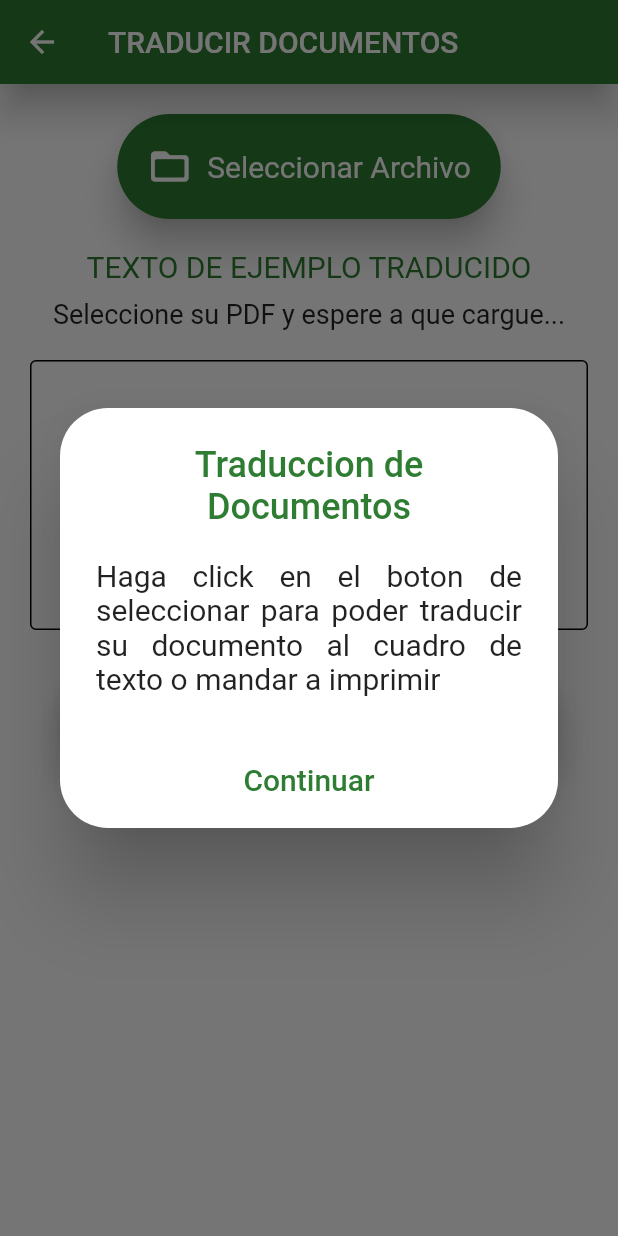
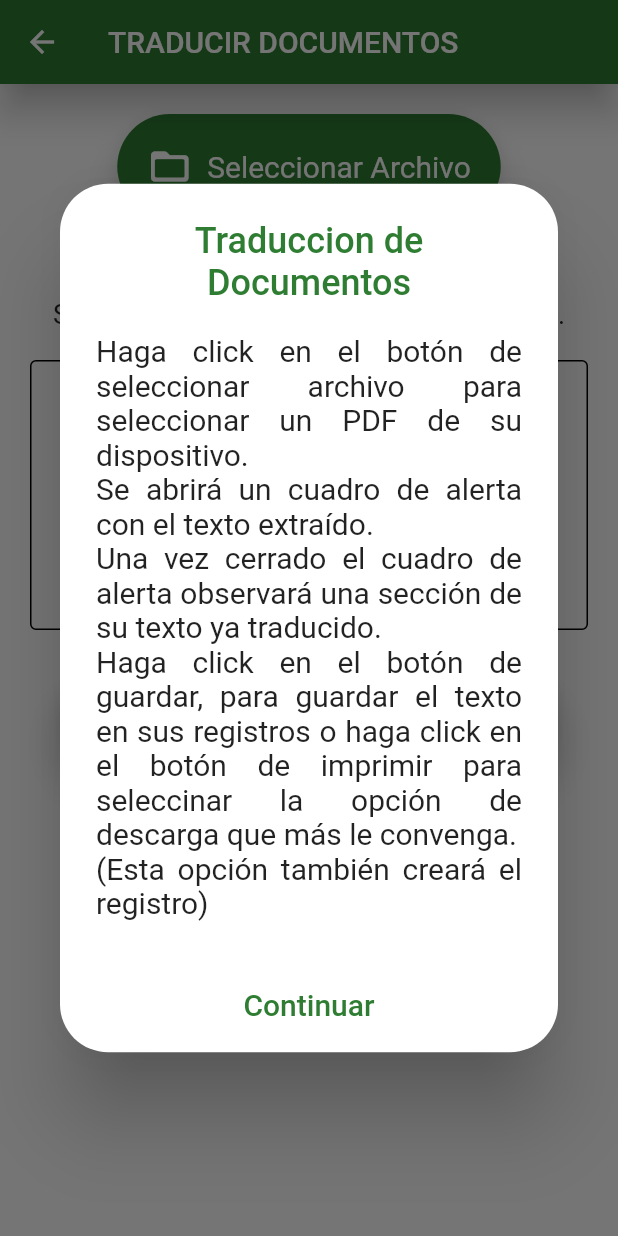
Before and after one commit to OlafRuv/traduciendo_con_sentido, a Flutter app: the MenuPage screen opened by its route, after a tap on an icon or button, on a phone screen of 412 x 824 dp. Run offline on Flutter 3.47's test engine with Material 2 defaults, Android fonts, the phone set to English and light mode, and no system bars; our stand-ins replace cloud_firestore, file_picker, firebase_auth, firebase_core, image_picker, open_file; missing offline and left inert: google_ml_kit, pdf_text; accounts and stored records are empty.

Commit message:
Semantics agregados y descripciones ajustadas al funcionamiento

```diff
--- a/lib/src/pages/menu_section/menu_page.dart
+++ b/lib/src/pages/menu_section/menu_page.dart
@@ -21,7 +21,9 @@ class _MenuPageState extends State<MenuPage> {
             children: [
               // const SizedBox(height: 50,),
               // _tituloDescripcion(),
-              Container(
+              Semantics(
+                label: "Traduciendo con Sentido logo",
+                child: Container(
                   child: const Image(image: AssetImage('assets/TraduciendoConSentidoSml.png'),height:220.0),
                     padding: const EdgeInsets.only(top: 0,bottom:0),
                     width:MediaQuery.of(context).size.width * 1,
@@ -38,6 +40,7 @@ class _MenuPageState extends State<MenuPage> {
                     borderRadius: const BorderRadius.only(
                       bottomLeft: Radius.circular(80),
                       bottomRight: Radius.circular(80)
+                    ),
                   ),
                 ),
               ),
--- a/lib/src/pages/menu_section/traducir_documentos_page.dart
+++ b/lib/src/pages/menu_section/traducir_documentos_page.dart
@@ -67,7 +67,10 @@ class _TraducirDocumentosPageState extends State<TraducirDocumentosPage> {
                   ),
                   padding: const EdgeInsets.only(top: 10.0)
                 ),
-                _salidaTexto(true),
+                Semantics(
+                  child: _salidaTexto(true),
+                  label: "Vista de texto traducido en braille",
+                ),
                 _botones(),
               ],
             ),
@@ -108,7 +111,7 @@ class _TraducirDocumentosPageState extends State<TraducirDocumentosPage> {
       builder: (BuildContext context) {
         return AlertDialog(
           title: Center(
-            child: Text('Texto Extraido',
+            child: Text('Texto Extraído',
               textAlign: TextAlign.center,
               style: TextStyle(
                 fontSize: 24,
@@ -152,7 +155,7 @@ class _TraducirDocumentosPageState extends State<TraducirDocumentosPage> {
       builder: (BuildContext context) => CustomPopUp(
         title: 'Traduccion de Documentos',
         content: const Text(
-          'Haga click en el boton de seleccionar para poder traducir su documento al cuadro de texto o mandar a imprimir',
+          'Haga click en el botón de seleccionar archivo para seleccionar un PDF de su dispositivo.\nSe abrirá un cuadro de alerta con el texto extraído.\nUna vez cerrado el cuadro de alerta observará una sección de su texto ya traducido.\nHaga click en el botón de guardar, para guardar el texto en sus registros o haga click en el botón de imprimir para seleccinar la opción de descarga que más le convenga. \n(Esta opción también creará el registro)',
           textAlign: TextAlign.justify,
           style: TextStyle(fontSize: 20),
         ),
--- a/lib/src/pages/menu_section/traducir_imagenes_page.dart
+++ b/lib/src/pages/menu_section/traducir_imagenes_page.dart
@@ -26,6 +26,7 @@ class _TraducirImagenesPageState extends State<TraducirImagenesPage> {
   String _textoEscaneado = "";
   XFile? archivoImagen;
   bool escaneoTexto = false;
+  bool _activo = false;
 
   @override
   void initState() {
@@ -48,14 +49,14 @@ class _TraducirImagenesPageState extends State<TraducirImagenesPage> {
               children: [
                 if (!escaneoTexto && archivoImagen == null)
                   Container(width: 300,height: 300,color: Colors.grey[300]!,),
-                if (archivoImagen != null) Image.file(File(archivoImagen!.path)),
+                if (archivoImagen != null)  Semantics(child: Image.file(File(archivoImagen!.path)),label: "Imagen a traducir",),
                 const SizedBox(height: 20),
                 _botonesSeleccionarImg(),
                 const SizedBox(height: 20),
                 if (escaneoTexto) CircularProgressIndicator(color: AppTheme.primary,),
-                _salidaTexto(false),
+                Semantics(child: _salidaTexto(false),label: "Texto recuperado de imagen",),
                 const Divider(),
-                _salidaTexto(true),
+                Semantics(child: _salidaTexto(true),label: "Sección de texto en Braille",),
                 _guardarTraduccion(),
               ],
             )
@@ -72,7 +73,7 @@ class _TraducirImagenesPageState extends State<TraducirImagenesPage> {
       builder: (BuildContext context) =>
       CustomPopUp(
         title: 'Traduccion de Imagenes',
-        content: const Text('Haga click en el boton de seleccionar para poder traducir su foto o imagen al cuadro de texto o mandar a imprimir',
+        content: const Text('Haga click en el botón de galería para seleccionar una imagen de su dispositivo.\nHaga click en el botón de cámara para abrirla y tomar foto de su texto a traducir.\nPodrá ver una sección de su texto extraído en la parte de abajo, así como del texto ya traducido.\nHaga click en el botón de guardar, para guardar el texto en sus registros.',
           textAlign: TextAlign.justify,
           style: TextStyle(fontSize: 20)
         ),
@@ -89,7 +90,7 @@ class _TraducirImagenesPageState extends State<TraducirImagenesPage> {
       mainAxisAlignment: MainAxisAlignment.center,
       children: [
         CustomButton(
-        buttontext: 'Galeria',
+        buttontext: 'Galería',
         onPressedFunction: () {
             _obtenerImagen(ImageSource.gallery);
           },
@@ -122,7 +123,9 @@ class _TraducirImagenesPageState extends State<TraducirImagenesPage> {
         CustomButton(
           buttontext: 'Guardar',
           onPressedFunction: () {
-            _popUpGuardarTexto();
+            if(_textoEscaneado.isNotEmpty) {
+              _popUpGuardarTexto();
+            }
           },
           padHButton: 20,
           padVButton: 20,
--- a/lib/src/pages/menu_section/traducir_texto_page.dart
+++ b/lib/src/pages/menu_section/traducir_texto_page.dart
@@ -41,7 +41,11 @@ class _TraducirTextoPageState extends State<TraducirTextoPage> {
               children: [
                 _entradaTexto(),
                 const Divider(),
-                _salidaBraile(),
+
+                Semantics(
+                  child: _salidaBraile(),
+                  label: "Vista de texto traducido en braille",
+                ),
                 _botones(),
               ],
             ),
@@ -107,7 +111,7 @@ class _TraducirTextoPageState extends State<TraducirTextoPage> {
       builder: (BuildContext context) => CustomPopUp(
         title: 'Traduccion de Texto Plano',
         content: const Text(
-          'Haga click en el cuadro de texto para teclear su texto deseado y usar los botones para traducir o guardar traduccion',
+          'Haga click en el cuadro para ingresar su texto a traducir, use los botones para traducir o guardar la traducción.\nEn el segundo cuadro se mostrará la traducción efectuada.',
           textAlign: TextAlign.justify,
           style: TextStyle(fontSize: 20)
         ),
--- a/lib/src/pages/saved_documents_section/traducciones_guardadas_page.dart
+++ b/lib/src/pages/saved_documents_section/traducciones_guardadas_page.dart
@@ -27,7 +27,7 @@ class _TraduccionesGuardadasPageState extends State<TraduccionesGuardadasPage> {
   Widget build(BuildContext context) {
     return Scaffold(
       appBar: AppBar(
-        title: const Text('TRADUCIONES GUARDADAS'),
+        title: const Text("TRADUCIONES GUARDADAS"),
       ),
       body: Stack(
         children: [
--- a/lib/src/pages/scroll_section/scroll_page.dart
+++ b/lib/src/pages/scroll_section/scroll_page.dart
@@ -23,11 +23,18 @@ class ScrollPage extends StatelessWidget {
   Widget _pagina1(BuildContext context){
     return Stack( // Un stack que almacena nuestro custom background que usa un logo como titulo y que al mismo tiempo recibe el texto que despiega la pagina
       children: [
-        const CustomBackground(
-          title: Image(image: AssetImage('assets/TraduciendoConSentido.png'),height:280.0)),
+        CustomBackground(
+          title: Semantics(
+            label: "Traduciendo Con Sentido logo" ,
+            child: const Image(
+              image: AssetImage('assets/TraduciendoConSentido.png'),
+              height:280.0
+            )
+          )
+        ),
         _contenidoPagina1v2(
           context: context,
-          texto: 'La misión y visión de TCS es permitir al público general y a personas con alguna discapacidad visual traducir lenguaje convencional a lenguaje braille, aplicandolo de una manera simple y accesible. Ademas, se pretende facilitar que las personas con discapacidades visuales puedan tener acceso a información escrita, tal y como lo gozan las personas sin estas condiciones.',
+          texto: 'La misión y visión de TCS es permitir al público general y a personas con alguna discapacidad visual traducir lenguaje convencional a lenguaje braille de una manera simple y accesible. Además, buscamos facilitar e incrementar el acceso a información escrita para las personas con discapacidades visuales, tal y como lo gozan las personas sin estas condiciones.',
           ),
       ],
     );
@@ -43,11 +50,11 @@ class ScrollPage extends StatelessWidget {
         ),
         _contenidoPagina1v2(
           context: context,
-          texto: 'En esta aplicación podras traducir texto convencional a braille, procesar texto de documentos para su traducción al braille y procesar texto de imágenes para su traducción al braille. Al registrarse tambien podra hacer uso del acceso de sus documentos en linea',
-          extra: const Image(
-            height: 100,
-            image: AssetImage('assets/braille.png')
-          )
+          texto: 'En esta aplicación podrás traducir Texto Convencional a Braille, así como procesar texto de Documentos PDF y texto de Imágenes para su traducción al Braille.\nAl registrarte podrás hacer uso de estas herramientas, así como del almacenamiento de tus traducciones en la nube, para su acceso y descarga al momento que lo necesites.',
+          // extra: const Image(
+          //   height: 100,
+          //   image: AssetImage('assets/braille.png')
+          // )
         ),
       ],
     );
```
Lines whose indentation alone changed are shown as unchanged.
